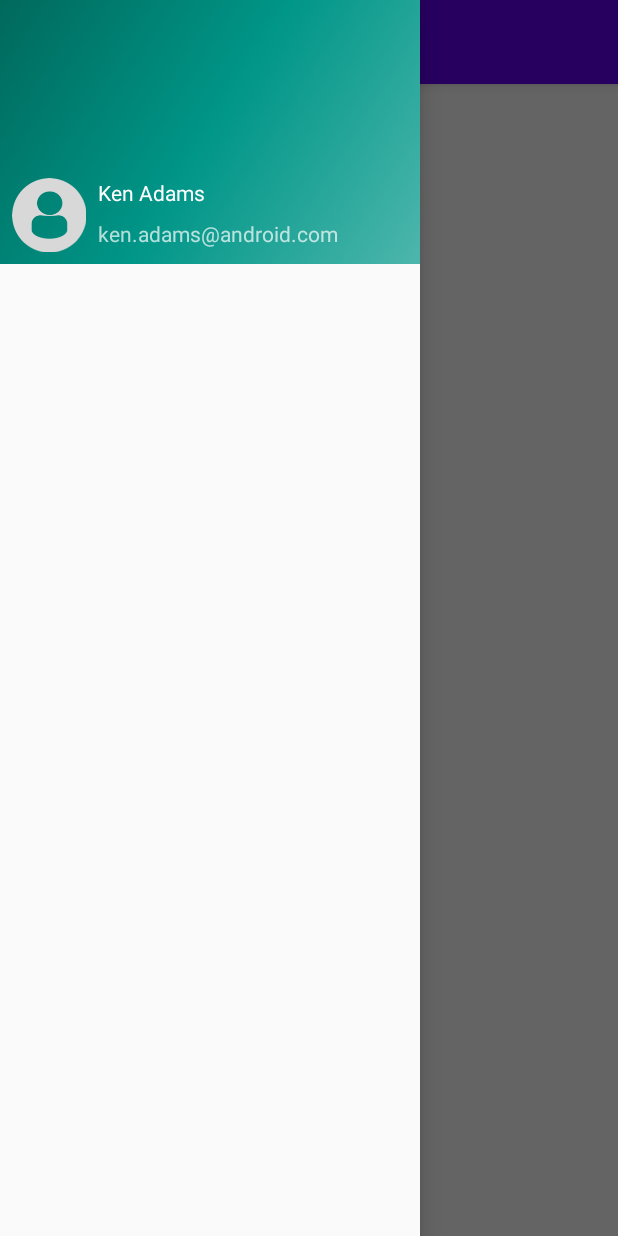
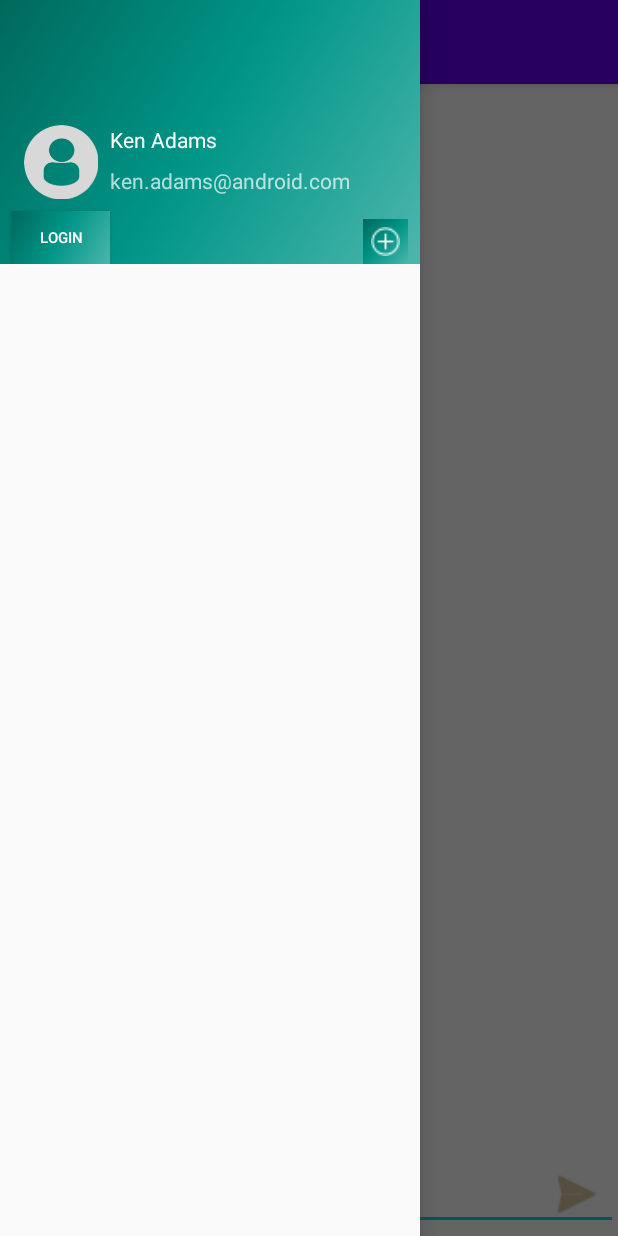
Before and after one commit to harsh4723/ChattyChat, an Android app: the screen it shows after launch (MainActivity), with the side drawer open, on a phone screen of 412 x 824 dp. Run offline under Robolectric (Android 15) with nearby library versions, the phone set to English and light mode, and no system bars; our stand-ins replace navigation-ui.

Commit message:
mainActivity UI changes

```diff
--- a/app/src/main/java/com/example/chattychat/MainActivity.kt
+++ b/app/src/main/java/com/example/chattychat/MainActivity.kt
@@ -2,6 +2,7 @@ package com.example.chattychat
 
 import android.os.Bundle
 import android.view.Menu
+import android.view.View
 import androidx.appcompat.app.ActionBarDrawerToggle
 import com.google.android.material.floatingactionbutton.FloatingActionButton
 import com.google.android.material.snackbar.Snackbar
@@ -29,4 +30,14 @@ class MainActivity : AppCompatActivity() {
         toggle.syncState();
     }
 
+    fun navHeaderLoginClick(view:View){
+
+    }
+    fun addChannelBtnClick(view:View){
+
+    }
+
+    fun messageSendClick(view:View){
+
+    }
 }
--- a/app/src/main/res/layout/content_main.xml
+++ b/app/src/main/res/layout/content_main.xml
@@ -8,11 +8,50 @@
     tools:showIn="@layout/app_bar_main">
 
     <TextView
-        android:layout_width="wrap_content"
+        android:id="@+id/plesaseLoginText"
+        android:layout_width="0dp"
         android:layout_height="wrap_content"
-        android:text="Hello all"
-        app:layout_constraintBottom_toBottomOf="parent"
+        android:layout_marginTop="8dp"
+        android:text="Please Login"
+        android:textAlignment="center"
         app:layout_constraintEnd_toEndOf="parent"
         app:layout_constraintStart_toStartOf="parent"
         app:layout_constraintTop_toTopOf="parent" />
+
+    <EditText
+        android:id="@+id/messageEditText"
+        android:layout_width="0dp"
+        android:layout_height="wrap_content"
+        android:layout_marginBottom="4dp"
+        android:ems="10"
+        android:gravity="start|top"
+        android:hint="message"
+        android:inputType="textMultiLine"
+        app:layout_constraintBottom_toBottomOf="parent"
+        app:layout_constraintEnd_toEndOf="parent"
+        app:layout_constraintStart_toStartOf="parent" />
+
+    <ImageButton
+        android:id="@+id/messageSendBtn"
+        android:layout_width="40dp"
+        android:layout_height="40dp"
+        android:layout_marginEnd="8dp"
+        android:layout_marginBottom="8dp"
+        android:background="#00FFFFFF"
+        android:backgroundTint="#FFFFFF"
+        android:onClick="messageSendClick"
+        android:scaleType="fitXY"
+        android:tint="#BD9D5C"
+        app:layout_constraintBottom_toBottomOf="parent"
+        app:layout_constraintEnd_toEndOf="parent"
+        app:srcCompat="@android:drawable/ic_menu_send" />
+
+    <androidx.recyclerview.widget.RecyclerView
+        android:id="@+id/messageListView"
+        android:layout_width="0dp"
+        android:layout_height="0dp"
+        app:layout_constraintBottom_toTopOf="@+id/messageEditText"
+        app:layout_constraintEnd_toEndOf="parent"
+        app:layout_constraintStart_toStartOf="parent"
+        app:layout_constraintTop_toBottomOf="@+id/plesaseLoginText" />
 </androidx.constraintlayout.widget.ConstraintLayout>
--- a/app/src/main/res/layout/nav_header_main.xml
+++ b/app/src/main/res/layout/nav_header_main.xml
@@ -10,36 +10,61 @@
     android:theme="@style/ThemeOverlay.AppCompat.Dark">
 
     <ImageView
-        android:id="@+id/imageView"
+        android:id="@+id/navHeaderImageProfile"
         android:layout_width="wrap_content"
         android:layout_height="wrap_content"
-        android:layout_marginStart="8dp"
+        android:layout_marginStart="16dp"
         android:layout_marginBottom="8dp"
         android:contentDescription="@string/nav_header_desc"
         android:paddingTop="@dimen/nav_header_vertical_spacing"
-        app:layout_constraintBottom_toBottomOf="parent"
+        app:layout_constraintBottom_toTopOf="@+id/navHeaderLoginBtn"
         app:layout_constraintStart_toStartOf="parent"
         app:srcCompat="@drawable/profiledefault" />
 
     <TextView
-        android:id="@+id/textView2"
+        android:id="@+id/navHeaderProfileName"
         android:layout_width="wrap_content"
         android:layout_height="wrap_content"
         android:layout_marginStart="8dp"
         android:paddingTop="@dimen/nav_header_vertical_spacing"
         android:text="@string/nav_header_title"
         android:textAppearance="@style/TextAppearance.AppCompat.Body1"
-        app:layout_constraintStart_toEndOf="@+id/imageView"
-        app:layout_constraintTop_toTopOf="@+id/imageView" />
+        app:layout_constraintStart_toEndOf="@+id/navHeaderImageProfile"
+        app:layout_constraintTop_toTopOf="@+id/navHeaderImageProfile" />
 
     <TextView
-        android:id="@+id/textView"
+        android:id="@+id/navHeaderEmail"
         android:layout_width="wrap_content"
         android:layout_height="wrap_content"
         android:layout_marginStart="8dp"
         android:layout_marginTop="8dp"
         android:text="@string/nav_header_subtitle"
-        app:layout_constraintStart_toEndOf="@+id/imageView"
-        app:layout_constraintTop_toBottomOf="@+id/textView2" />
+        app:layout_constraintStart_toEndOf="@+id/navHeaderImageProfile"
+        app:layout_constraintTop_toBottomOf="@+id/navHeaderProfileName" />
+
+    <Button
+        android:id="@+id/navHeaderLoginBtn"
+        android:layout_width="65dp"
+        android:layout_height="35dp"
+        android:layout_marginStart="8dp"
+        android:background="@drawable/side_nav_bar"
+        android:onClick="navHeaderLoginClick"
+        android:text="LOGIN"
+        android:textSize="10sp"
+        app:layout_constraintBottom_toBottomOf="parent"
+        app:layout_constraintStart_toStartOf="parent" />
+
+    <ImageButton
+        android:id="@+id/addChnlBtn"
+        android:layout_width="30dp"
+        android:layout_height="30dp"
+        android:layout_marginEnd="8dp"
+        android:background="@drawable/side_nav_bar"
+        android:onClick="addChannelBtnClick"
+        android:padding="5dp"
+        android:scaleType="fitXY"
+        app:layout_constraintBottom_toBottomOf="parent"
+        app:layout_constraintEnd_toEndOf="parent"
+        app:srcCompat="@drawable/addchannelbutton" />
 
 </androidx.constraintlayout.widget.ConstraintLayout>
```
Also changed, not shown: 1 other file.
